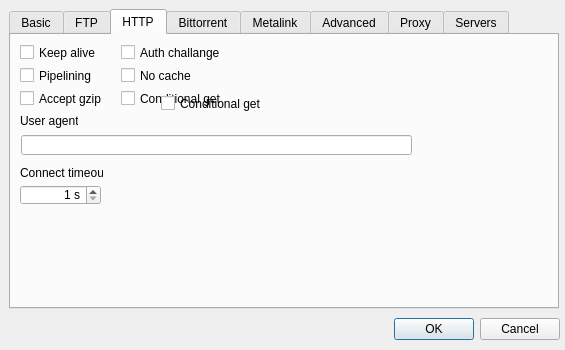
Old version of the form localoptions.ui in the repository DragonZX/aria2cremote.
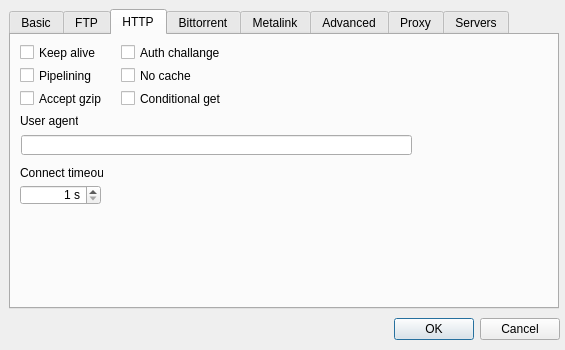
New version of the form. The open tabs and pages were chosen to show the change. Icons and pictures are not drawn.

```diff
--- a/localoptions.ui
+++ b/localoptions.ui
@@ -769,22 +769,6 @@
       <string>Conditional get</string>
      </property>
     </widget>
-    <widget class="QCheckBox" name="checkBox_HTTPConditionalGet_2">
-     <property name="enabled">
-      <bool>true</bool>
-     </property>
-     <property name="geometry">
-      <rect>
-       <x>150</x>
-       <y>60</y>
-       <width>100</width>
-       <height>17</height>
-      </rect>
-     </property>
-     <property name="text">
-      <string>Conditional get</string>
-     </property>
-    </widget>
    </widget>
    <widget class="QWidget" name="tab_Bittorrent">
     <attribute name="title">
```
Left out of the diff: 3 changed lines with no effect on the pictures.
